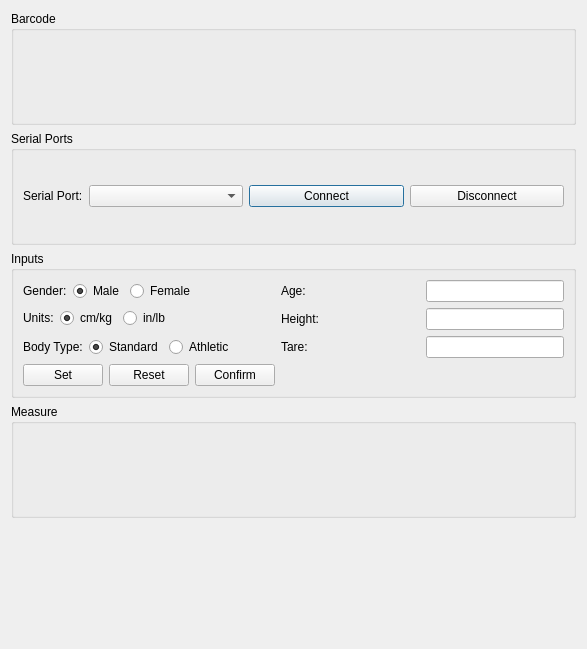
Old version of the form src/dialogs/bodycompositiondialog.ui in the repository CLSA/cypress.
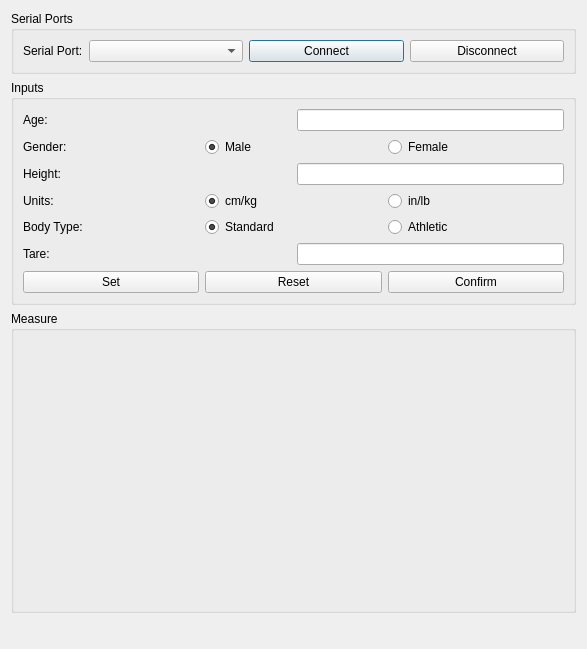
New version of the form. Custom widgets are drawn as their Qt base class.

```diff
--- a/src/dialogs/bodycompositiondialog.ui
+++ b/src/dialogs/bodycompositiondialog.ui
@@ -14,26 +14,14 @@
    <string>Body Composition Measurement</string>
   </property>
   <layout class="QVBoxLayout" name="verticalLayout_2">
-   <item>
-    <widget class="QGroupBox" name="idGroupBox">
-     <property name="sizePolicy">
-      <sizepolicy hsizetype="Preferred" vsizetype="Preferred">
-       <horstretch>0</horstretch>
-       <verstretch>0</verstretch>
-      </sizepolicy>
-     </property>
-     <property name="title">
-      <string>Barcode</string>
-     </property>
-     <layout class="QHBoxLayout" name="horizontalLayout">
-      <item>
-       <widget class="BarcodeWidget" name="barcodeWidget" native="true"/>
-      </item>
-     </layout>
-    </widget>
-   </item>
    <item>
     <widget class="QGroupBox" name="serialPortGroupBox">
+     <property name="sizePolicy">
+      <sizepolicy hsizetype="Preferred" vsizetype="Minimum">
+       <horstretch>0</horstretch>
+       <verstretch>0</verstretch>
+      </sizepolicy>
+     </property>
      <property name="title">
       <string>Serial Ports</string>
      </property>
@@ -78,7 +66,7 @@
    <item>
     <widget class="QGroupBox" name="inputsGroupBox">
      <property name="sizePolicy">
-      <sizepolicy hsizetype="Preferred" vsizetype="Maximum">
+      <sizepolicy hsizetype="Preferred" vsizetype="Minimum">
        <horstretch>0</horstretch>
        <verstretch>0</verstretch>
       </sizepolicy>
@@ -86,8 +74,35 @@
      <property name="title">
       <string>Inputs</string>
      </property>
-     <layout class="QFormLayout" name="formLayout">
-      <item row="0" column="0">
+     <layout class="QVBoxLayout" name="verticalLayout_4">
+      <item>
+       <layout class="QHBoxLayout" name="horizontalLayout_4">
+        <item>
+         <widget class="QLabel" name="label">
+          <property name="text">
+           <string>Age:</string>
+          </property>
+         </widget>
+        </item>
+        <item>
+         <widget class="QLineEdit" name="ageLineEdit">
+          <property name="sizePolicy">
+           <sizepolicy hsizetype="Minimum" vsizetype="Preferred">
+            <horstretch>0</horstretch>
+            <verstretch>0</verstretch>
+           </sizepolicy>
+          </property>
+          <property name="inputMask">
+           <string/>
+          </property>
+          <property name="clearButtonEnabled">
+           <bool>true</bool>
+          </property>
+         </widget>
+        </item>
+       </layout>
+      </item>
+      <item>
        <layout class="QHBoxLayout" name="horizontalLayout_2">
         <item>
          <widget class="QLabel" name="label_5">
@@ -139,17 +154,17 @@
         </item>
        </layout>
       </item>
-      <item row="0" column="1">
-       <layout class="QHBoxLayout" name="horizontalLayout_4">
+      <item>
+       <layout class="QHBoxLayout" name="horizontalLayout_7">
         <item>
-         <widget class="QLabel" name="label">
+         <widget class="QLabel" name="label_3">
           <property name="text">
-           <string>Age:</string>
+           <string>Height:</string>
           </property>
          </widget>
         </item>
         <item>
-         <widget class="QLineEdit" name="ageLineEdit">
+         <widget class="QLineEdit" name="heightLineEdit">
           <property name="sizePolicy">
            <sizepolicy hsizetype="Minimum" vsizetype="Preferred">
             <horstretch>0</horstretch>
@@ -159,6 +174,9 @@
           <property name="inputMask">
            <string/>
           </property>
+          <property name="text">
+           <string/>
+          </property>
           <property name="clearButtonEnabled">
            <bool>true</bool>
           </property>
@@ -166,7 +184,7 @@
         </item>
        </layout>
       </item>
-      <item row="1" column="0">
+      <item>
        <layout class="QHBoxLayout" name="horizontalLayout_8">
         <item>
          <widget class="QLabel" name="label_6">
@@ -206,70 +224,7 @@
         </item>
        </layout>
       </item>
-      <item row="1" column="1">
-       <layout class="QHBoxLayout" name="horizontalLayout_7">
-        <item>
-         <widget class="QLabel" name="label_3">
-          <property name="text">
-           <string>Height:</string>
-          </property>
-         </widget>
-        </item>
-        <item>
-         <widget class="QLineEdit" name="heightLineEdit">
-          <property name="sizePolicy">
-           <sizepolicy hsizetype="Minimum" vsizetype="Preferred">
-            <horstretch>0</horstretch>
-            <verstretch>0</verstretch>
-           </sizepolicy>
-          </property>
-          <property name="inputMask">
-           <string/>
-          </property>
-          <property name="text">
-           <string/>
-          </property>
-          <property name="clearButtonEnabled">
-           <bool>true</bool>
-          </property>
-         </widget>
-        </item>
-       </layout>
-      </item>
-      <item row="2" column="1">
-       <layout class="QHBoxLayout" name="horizontalLayout_6">
-        <item>
-         <widget class="QLabel" name="label_2">
-          <property name="text">
-           <string>Tare:</string>
-          </property>
-         </widget>
-        </item>
-        <item>
-         <widget class="QLineEdit" name="tareWeightLineEdit">
-          <property name="sizePolicy">
-           <sizepolicy hsizetype="Minimum" vsizetype="Preferred">
-            <horstretch>0</horstretch>
-            <verstretch>0</verstretch>
-           </sizepolicy>
-          </property>
-          <property name="inputMask">
-           <string/>
-          </property>
-          <property name="text">
-           <string/>
-          </property>
-          <property name="maxLength">
-           <number>32767</number>
-          </property>
-          <property name="clearButtonEnabled">
-           <bool>true</bool>
-          </property>
-         </widget>
-        </item>
-       </layout>
-      </item>
-      <item row="2" column="0">
+      <item>
        <layout class="QHBoxLayout" name="horizontalLayout_5">
         <item>
          <widget class="QLabel" name="label_4">
@@ -321,7 +276,40 @@
         </item>
        </layout>
       </item>
-      <item row="3" column="0">
+      <item>
+       <layout class="QHBoxLayout" name="horizontalLayout_6">
+        <item>
+         <widget class="QLabel" name="label_2">
+          <property name="text">
+           <string>Tare:</string>
+          </property>
+         </widget>
+        </item>
+        <item>
+         <widget class="QLineEdit" name="tareWeightLineEdit">
+          <property name="sizePolicy">
+           <sizepolicy hsizetype="Minimum" vsizetype="Preferred">
+            <horstretch>0</horstretch>
+            <verstretch>0</verstretch>
+           </sizepolicy>
+          </property>
+          <property name="inputMask">
+           <string/>
+          </property>
+          <property name="text">
+           <string/>
+          </property>
+          <property name="maxLength">
+           <number>32767</number>
+          </property>
+          <property name="clearButtonEnabled">
+           <bool>true</bool>
+          </property>
+         </widget>
+        </item>
+       </layout>
+      </item>
+      <item>
        <layout class="QHBoxLayout" name="horizontalLayout_9">
         <item>
          <widget class="QPushButton" name="setButton">
@@ -352,7 +340,7 @@
    <item>
     <widget class="QGroupBox" name="measureGroupBox">
      <property name="sizePolicy">
-      <sizepolicy hsizetype="Preferred" vsizetype="Preferred">
+      <sizepolicy hsizetype="Preferred" vsizetype="Expanding">
        <horstretch>0</horstretch>
        <verstretch>0</verstretch>
       </sizepolicy>
@@ -377,12 +365,6 @@
   </layout>
  </widget>
  <customwidgets>
-  <customwidget>
-   <class>BarcodeWidget</class>
-   <extends>QWidget</extends>
-   <header>widgets/BarcodeWidget.h</header>
-   <container>1</container>
-  </customwidget>
   <customwidget>
    <class>MeasureWidget</class>
    <extends>QWidget</extends>
```
Left out of the diff: 2 changed lines with no effect on the pictures.
